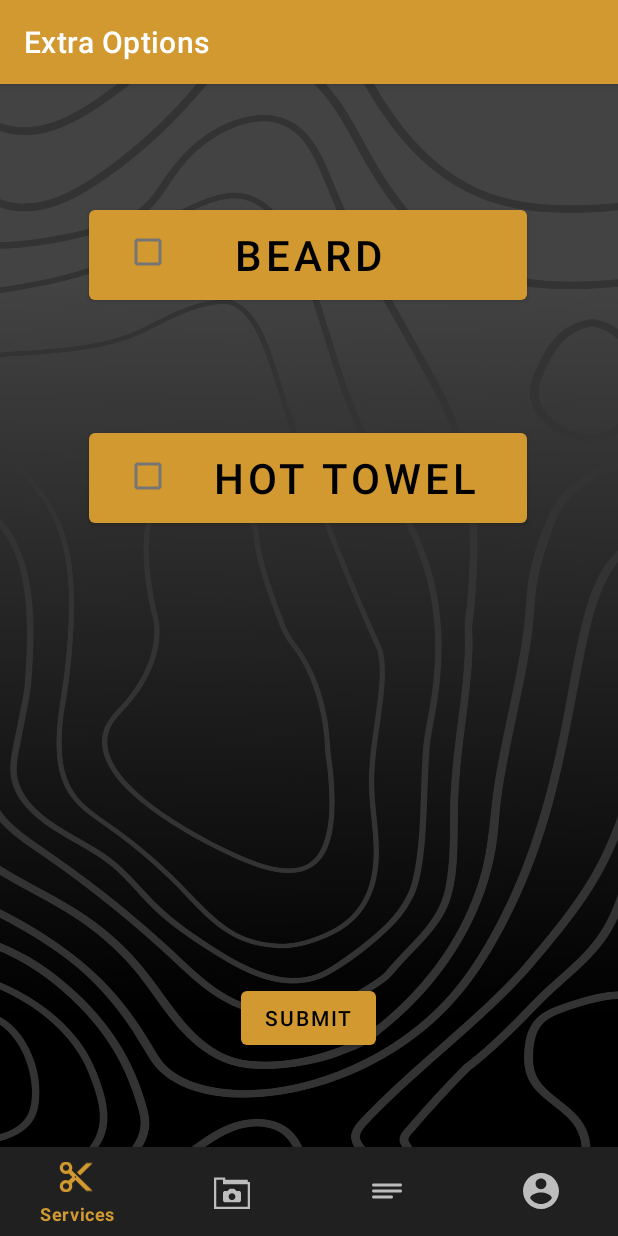
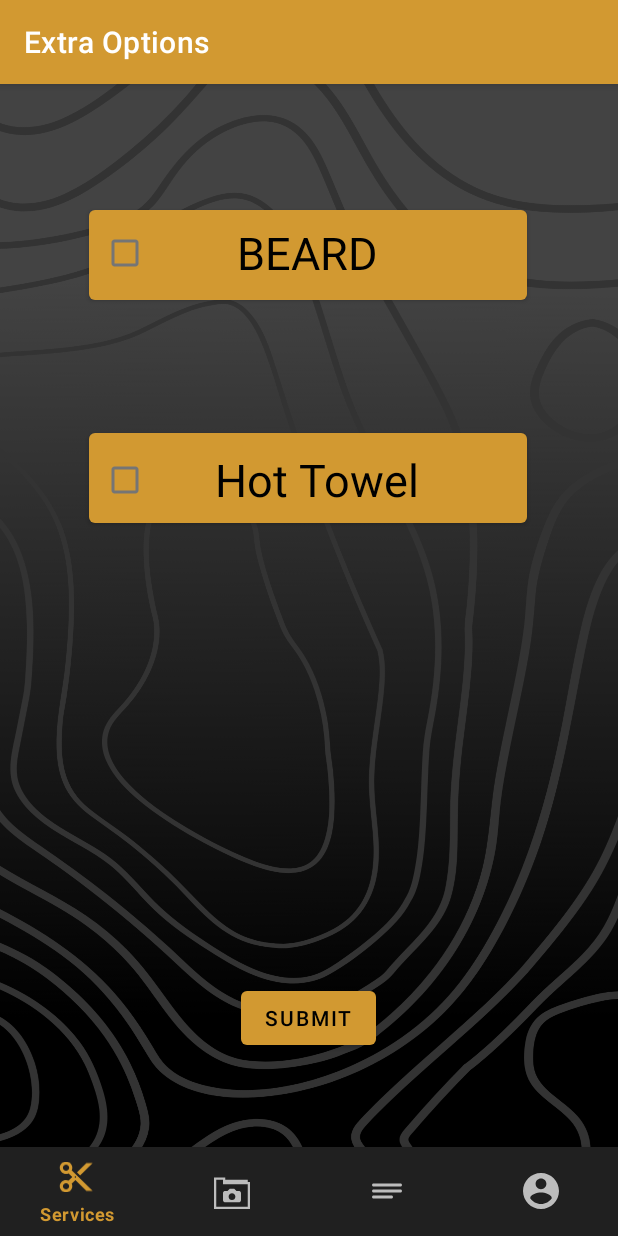
Before and after one commit to avi53/Barber_Mobile_Application, an Android app: the OptionsFragment screen opened through its navigation route, on a phone screen of 412 x 824 dp. Run offline under Robolectric (Android 15) with nearby library versions, the phone set to English and light mode, and no system bars; our stand-ins replace navigation-ui.

Commit message:
made changes to the way the checkboxes are pressed so that you can press the checkboxes and the checkboxes are pressed

```diff
--- a/app/src/main/res/layout/fragment_options.xml
+++ b/app/src/main/res/layout/fragment_options.xml
@@ -12,7 +12,6 @@
         android:layout_width="292dp"
         android:layout_height="72dp"
         android:checkable="true"
-        android:text="Beard"
         android:textAlignment="center"
         android:textColor="#000000"
         android:textSize="28sp"
@@ -25,24 +24,24 @@
 
     <CheckBox
         android:id="@+id/beardBox"
-        android:layout_width="wrap_content"
-        android:layout_height="wrap_content"
+        android:layout_width="251dp"
+        android:layout_height="52dp"
         android:layout_marginBottom="16dp"
+        android:text="        BEARD"
         android:textSize="30sp"
         android:translationZ="90dp"
         app:layout_constraintBottom_toBottomOf="parent"
         app:layout_constraintEnd_toEndOf="parent"
-        app:layout_constraintHorizontal_bias="0.206"
+        app:layout_constraintHorizontal_bias="0.418"
         app:layout_constraintStart_toStartOf="parent"
         app:layout_constraintTop_toTopOf="parent"
-        app:layout_constraintVertical_bias="0.137" />
+        app:layout_constraintVertical_bias="0.135" />
 
     <Button
         android:id="@+id/TowelOption"
         android:layout_width="292dp"
         android:layout_height="72dp"
         android:checkable="true"
-        android:text="Hot Towel  "
         android:textAlignment="textEnd"
         android:textColor="#000000"
         android:textSize="28sp"
@@ -55,17 +54,18 @@
 
     <CheckBox
         android:id="@+id/towelBox"
-        android:layout_width="wrap_content"
-        android:layout_height="wrap_content"
+        android:layout_width="260dp"
+        android:layout_height="53dp"
         android:layout_marginBottom="16dp"
+        android:text="      Hot Towel  "
         android:textSize="30sp"
         android:translationZ="90dp"
         app:layout_constraintBottom_toBottomOf="parent"
         app:layout_constraintEnd_toEndOf="parent"
-        app:layout_constraintHorizontal_bias="0.206"
+        app:layout_constraintHorizontal_bias="0.443"
         app:layout_constraintStart_toStartOf="parent"
         app:layout_constraintTop_toTopOf="parent"
-        app:layout_constraintVertical_bias="0.368" />
+        app:layout_constraintVertical_bias="0.371" />
 
     <Button
         android:id="@+id/submitButton"
```
